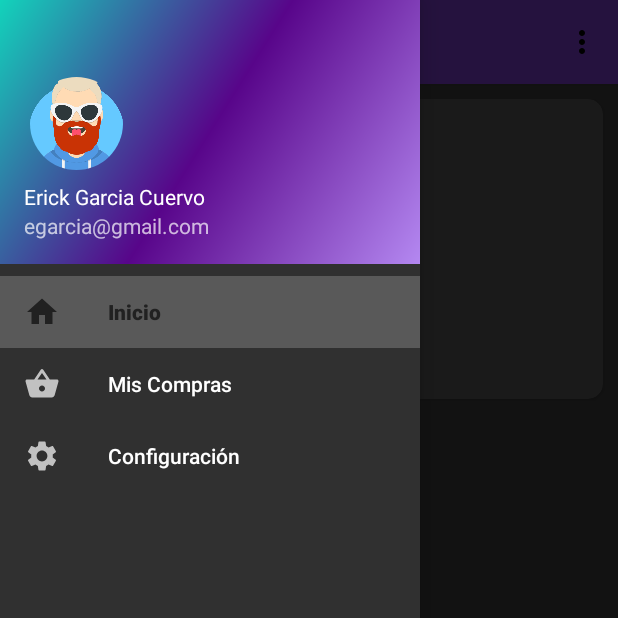
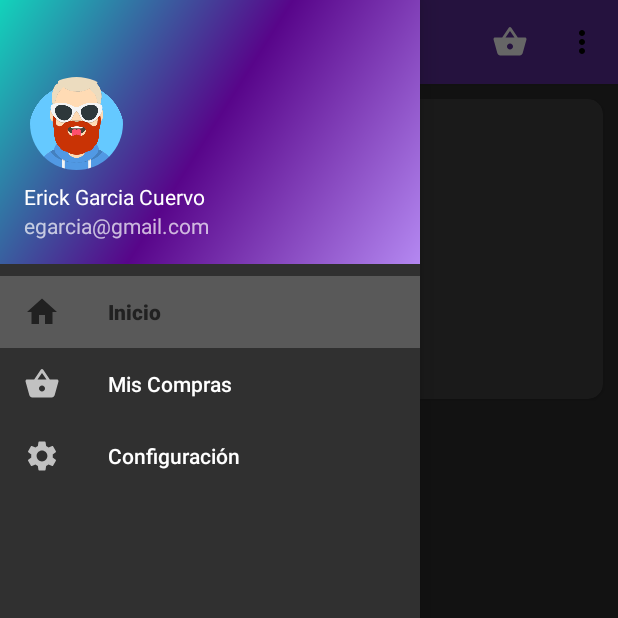
Before and after one commit to ErickG-afk/PlatillosVoladoresApp, an Android app: the StartActivity screen opened directly, with no data from a screen before it, with the side drawer open, on a phone screen of 412 x 824 dp, the top half of it. Run offline under Robolectric (Android 15) with nearby library versions, the phone set to English and light mode, and no system bars; our stand-ins replace CircleImageView, Picasso, navigation-ui; libraries missing offline, so code that uses them is left out: cn.pedant, com.smarteist.autoimageslider; pictures from the network do not load; 11 statements that could not run were skipped.

Commit message:
Add products to shopping cart

```diff
--- a/app/src/main/res/drawable/ic_shopping_basket.xml
+++ b/app/src/main/res/drawable/ic_shopping_basket.xml
@@ -1,4 +1,4 @@
-<vector android:height="24dp" android:tint="#000000"
+<vector android:height="24dp" android:tint="#FFFFFF"
     android:viewportHeight="24" android:viewportWidth="24"
     android:width="24dp" xmlns:android="http://schemas.android.com/apk/res/android">
     <path android:fillColor="@android:color/white" android:pathData="M17.21,9l-4.38,-6.56c-0.19,-0.28 -0.51,-0.42 -0.83,-0.42 -0.32,0 -0.64,0.14 -0.83,0.43L6.79,9L2,9c-0.55,0 -1,0.45 -1,1 0,0.09 0.01,0.18 0.04,0.27l2.54,9.27c0.23,0.84 1,1.46 1.92,1.46h13c0.92,0 1.69,-0.62 1.93,-1.46l2.54,-9.27L23,10c0,-0.55 -0.45,-1 -1,-1h-4.79zM9,9l3,-4.4L15,9L9,9zM12,17c-1.1,0 -2,-0.9 -2,-2s0.9,-2 2,-2 2,0.9 2,2 -0.9,2 -2,2z"/>
--- a/app/src/main/res/menu/start.xml
+++ b/app/src/main/res/menu/start.xml
@@ -1,6 +1,11 @@
 <?xml version="1.0" encoding="utf-8"?>
 <menu xmlns:android="http://schemas.android.com/apk/res/android"
     xmlns:app="http://schemas.android.com/apk/res-auto">
+    <item android:id="@+id/bolsaCompras"
+        android:icon="@drawable/ic_shopping_basket"
+        android:title="Bolsa de compras"
+        app:showAsAction="ifRoom"
+        ></item>
     <item
         android:id="@+id/more"
         android:icon="@drawable/ic_more"
```
Also changed, not shown: app/src/main/AndroidManifest.xml (+7 -0 lines), app/src/main/java/com/example/platillosvoladoresapp/activity/CarritoComprasActivity.java (added, +16 -0 lines), app/src/main/java/com/example/platillosvoladoresapp/activity/StartActivity.java (+9 -0 lines), app/src/main/java/com/example/platillosvoladoresapp/activity/ui/DetallePlatoActivity.java (+7 -7 lines), app/src/main/res/layout/activity_carrito_compras.xml (added, +9 -0 lines).
